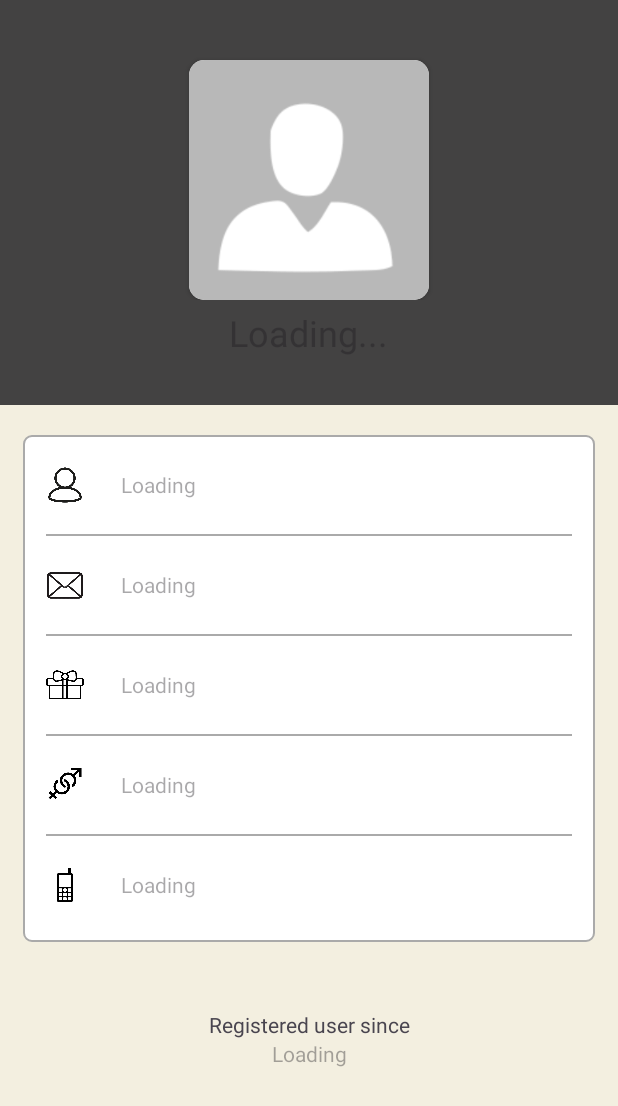
After one commit to Ishatvb/Expense_Tracker, an Android app: the UserProfileActivity screen opened directly, with no data from a screen before it, on a phone screen of 412 x 824 dp. The commit adds this screen. Shown: the top 1106 px of the screen. Run offline under Robolectric (Android 15) with nearby library versions, the phone set to English and light mode, and no system bars; our stand-ins replace Firebase (no records; nobody signed in at launch, a user with empty details on screens opened directly).

Commit message:
user profile

```diff
--- a/app/src/main/AndroidManifest.xml
+++ b/app/src/main/AndroidManifest.xml
@@ -19,12 +19,16 @@
         android:supportsRtl="true"
         android:theme="@style/Theme.Vyay_expense_tracker"
         tools:targetApi="31">
+        <activity
+            android:name=".UserProfileActivity"
+            android:exported="false" />
+
         <receiver
             android:name=".MySmsReceiver"
             android:enabled="true"
             android:exported="true">
             <intent-filter>
-                <action android:name="android.provider.Telephony.SMS_RECEIVED"/>
+                <action android:name="android.provider.Telephony.SMS_RECEIVED" />
             </intent-filter>
         </receiver>
 
--- a/app/src/main/java/com/example/vyay_expense_tracker/LoginActivity.java
+++ b/app/src/main/java/com/example/vyay_expense_tracker/LoginActivity.java
@@ -101,6 +101,9 @@ public class LoginActivity extends AppCompatActivity {
                     if (firebaseUser.isEmailVerified()) {
                         Toast.makeText(LoginActivity.this, "You are logged in now", Toast.LENGTH_SHORT).show();
                         //open user profile
+                        //start the user profile activity
+                        startActivity(new Intent(LoginActivity.this,UserProfileActivity.class));
+                        finish();//close login activity
                     }else{
                         firebaseUser.sendEmailVerification();
                         authProfile.signOut();
@@ -145,7 +148,7 @@ public class LoginActivity extends AppCompatActivity {
         });
         //create the alert dialog
         AlertDialog alertDialog=builder.create();
-        //shoe the alert dialog
+        //show the alert dialog
         alertDialog.show();
     }
     //chech if user is already logged in . In such case , straightaway take the user to the user's profile
@@ -155,8 +158,11 @@ public class LoginActivity extends AppCompatActivity {
         if(authProfile.getCurrentUser()!=null){
             Toast.makeText(LoginActivity.this,"Already Logged In!",Toast.LENGTH_SHORT).show();
             //start the user profile activity
+            startActivity(new Intent(LoginActivity.this,UserProfileActivity.class));
+            finish();//close login activity
         }
         else{
+            Toast.makeText(LoginActivity.this,"You can login now!",Toast.LENGTH_SHORT).show();
 
         }
     }
--- a/app/src/main/java/com/example/vyay_expense_tracker/ReadWriteUserDetails.java
+++ b/app/src/main/java/com/example/vyay_expense_tracker/ReadWriteUserDetails.java
@@ -2,6 +2,10 @@ package com.example.vyay_expense_tracker;
 
 public class ReadWriteUserDetails {
     public String doB,gender, mobile;
+    //constructor
+    public ReadWriteUserDetails(){
+
+    };
     public ReadWriteUserDetails(String textDoB,String textGender,String textMobile){
 
         this.doB=textDoB;
--- a/app/src/main/java/com/example/vyay_expense_tracker/RegisterActivity.java
+++ b/app/src/main/java/com/example/vyay_expense_tracker/RegisterActivity.java
@@ -203,11 +203,11 @@ public class RegisterActivity extends AppCompatActivity {
                                         firebaseUser.sendEmailVerification();
                                         Toast.makeText(RegisterActivity.this,"User registered successfully. Please verify your email",Toast.LENGTH_LONG).show();
 
-//                                        //open user profile after successful registration
-//                                        Intent intent=new Intent(RegisterActivity.this,UserProfileActivity.class);
-//                                        //to prevent user from returning back to register activity on pressing back button after registration
-//                                        intent.setFlags(Intent.FLAG_ACTIVITY_CLEAR_TOP | Intent.FLAG_ACTIVITY_CLEAR_TASK | Intent.FLAG_ACTIVITY_NEW_TASK);
-//                                        startActivity(intent);
+                                        //open user profile after successful registration
+                                        Intent intent=new Intent(RegisterActivity.this,UserProfileActivity.class);
+                                        //to prevent user from returning back to register activity on pressing back button after registration
+                                        intent.setFlags(Intent.FLAG_ACTIVITY_CLEAR_TOP | Intent.FLAG_ACTIVITY_CLEAR_TASK | Intent.FLAG_ACTIVITY_NEW_TASK);
+                                        startActivity(intent);
                                         finish();//to close register activity
                                     }else{
                                         Toast.makeText(RegisterActivity.this,"User registered failed. Please try again",Toast.LENGTH_LONG).show();
--- /dev/null
+++ b/app/src/main/java/com/example/vyay_expense_tracker/UserProfileActivity.java
@@ -0,0 +1,140 @@
+package com.example.vyay_expense_tracker;
+
+import androidx.annotation.NonNull;
+import androidx.appcompat.app.AlertDialog;
+import androidx.appcompat.app.AppCompatActivity;
+
+import android.content.DialogInterface;
+import android.content.Intent;
+import android.os.Bundle;
+import android.view.Menu;
+import android.view.MenuItem;
+import android.view.View;
+import android.widget.ImageView;
+import android.widget.ProgressBar;
+import android.widget.TextView;
+import android.widget.Toast;
+
+import com.google.firebase.auth.FirebaseAuth;
+import com.google.firebase.auth.FirebaseUser;
+import com.google.firebase.database.DataSnapshot;
+import com.google.firebase.database.DatabaseError;
+import com.google.firebase.database.DatabaseReference;
+import com.google.firebase.database.FirebaseDatabase;
+import com.google.firebase.database.ValueEventListener;
+
+public class UserProfileActivity extends AppCompatActivity {
+    private TextView textViewWelcome , textViewFullName ,textViewEmail,textViewDob,textViewGender,textViewMobile;
+    private ProgressBar progressBar;
+    private String fullName,email,doB,gender,mobile;
+    private ImageView imageView;
+    private FirebaseAuth authProfile;
+
+
+    @Override
+    protected void onCreate(Bundle savedInstanceState) {
+        super.onCreate(savedInstanceState);
+        setContentView(R.layout.activity_user_profile);
+        //getSupportActionBar().setTitle("Profile");
+        textViewWelcome =findViewById(R.id.textView_show_welcome);
+        textViewFullName=findViewById(R.id.textView_show_full_name);
+        textViewEmail=findViewById(R.id.textView_show_email);
+        textViewDob=findViewById(R.id.textView_show_dob);
+        textViewGender=findViewById(R.id.textView_show_gender);
+        textViewMobile=findViewById(R.id.textView_show_mobile);
+        progressBar=findViewById(R.id.progress_bar);
+        authProfile=FirebaseAuth.getInstance();
+        FirebaseUser firebaseUser=authProfile.getCurrentUser();
+
+        if(firebaseUser==null){
+            Toast.makeText(UserProfileActivity.this, "Something went wrong! User's details are not available at the moment ", Toast.LENGTH_LONG).show();
+        }else{
+            checkIfEmailVerified(firebaseUser);
+
+            progressBar.setVisibility(View.VISIBLE);
+            showUserProfile(firebaseUser);
+        }
+    }
+
+    //Users coming to UserProfileActivity after successful registration
+    private void checkIfEmailVerified(FirebaseUser firebaseUser) {
+        if(!firebaseUser.isEmailVerified()){
+            showAlertDialog();
+        }
+    }
+
+    private void showAlertDialog() {
+        //setup the alert builder
+        AlertDialog.Builder builder=new AlertDialog.Builder(UserProfileActivity.this);
+        builder.setTitle("Email not verified");
+        builder.setMessage("Please verify your email now. You can not login without email verification next time.");
+
+        //open email apps if user clicks/taps continue button
+        builder.setPositiveButton("Continue", new DialogInterface.OnClickListener() {
+            @Override
+            public void onClick(DialogInterface dialog, int which) {
+                Intent intent=new Intent(Intent.ACTION_MAIN);
+                intent.addCategory(intent.CATEGORY_APP_EMAIL);
+                intent.addFlags(Intent.FLAG_ACTIVITY_NEW_TASK);//TO email app in new window and not within our app
+                startActivity(intent);
+            }
+        });
+        //create the alert dialog
+        AlertDialog alertDialog=builder.create();
+        //show the alert dialog
+        alertDialog.show();
+    }
+
+    private void showUserProfile(FirebaseUser firebaseUser) {
+        String userID=firebaseUser.getUid();
+        //extracting user reference from database for " registered users"
+        DatabaseReference referenceProfile = FirebaseDatabase.getInstance().getReference("Registered Users");
+        referenceProfile.child(userID).addListenerForSingleValueEvent(new ValueEventListener() {
+            @Override
+            public void onDataChange(@NonNull DataSnapshot snapshot) {
+                ReadWriteUserDetails readUserDetails = snapshot.getValue(ReadWriteUserDetails.class);
+                if(readUserDetails!=null){
+                    fullName=firebaseUser.getDisplayName();
+                    email=firebaseUser.getEmail();
+                    doB=readUserDetails.doB;
+                    gender=readUserDetails.gender;
+                    mobile=readUserDetails.mobile;
+
+                    textViewWelcome.setText("Welcome," + fullName + "!");
+                    textViewFullName.setText(fullName);
+                    textViewEmail.setText(email);
+                    textViewDob.setText(doB);
+                    textViewGender.setText(gender);
+                    textViewMobile.setText(mobile);
+                }
+                progressBar.setVisibility(View.GONE);
+            }
+
+            @Override
+            public void onCancelled(@NonNull DatabaseError error) {
+                Toast.makeText(UserProfileActivity.this, "Something went wrong!", Toast.LENGTH_LONG).show();
+                progressBar.setVisibility(View.GONE);
+
+            }
+        });
+    }
+
+    //creating action bar menu
+
+    @Override
+    public boolean onCreateOptionsMenu(Menu menu) {
+        //Inflate menu items
+        getMenuInflater().inflate(R.menu.common_menu,menu);
+        return super.onCreateOptionsMenu(menu);
+    }
+//when any menu itm is selected
+    @Override
+    public boolean onOptionsItemSelected(@NonNull MenuItem item) {
+        int id =item.getItemId();
+
+        if(id==R.id.menu_refresh){
+
+        }
+        return super.onOptionsItemSelected(item);
+    }
+}
--- /dev/null
+++ b/app/src/main/res/layout/activity_user_profile.xml
@@ -0,0 +1,268 @@
+<?xml version="1.0" encoding="utf-8"?>
+
+<ScrollView xmlns:android="http://schemas.android.com/apk/res/android"
+    xmlns:app="http://schemas.android.com/apk/res-auto"
+    xmlns:tools="http://schemas.android.com/tools"
+    android:layout_width="match_parent"
+    android:layout_height="match_parent"
+    android:orientation="vertical"
+    tools:context=".UserProfileActivity"
+    android:background="@color/p1">
+
+        <LinearLayout
+            android:layout_width="match_parent"
+            android:layout_height="wrap_content"
+            android:orientation="vertical">
+
+            <RelativeLayout
+                android:id="@+id/layout_head"
+                android:layout_width="match_parent"
+                android:layout_height="270dp"
+                android:background="@color/p2">
+
+                <RelativeLayout
+                    android:layout_width="match_parent"
+                    android:layout_height="wrap_content"
+                    android:id="@+id/RL_imageView">
+
+                    <androidx.cardview.widget.CardView
+                        android:layout_width="wrap_content"
+                        android:layout_height="wrap_content"
+                        android:layout_centerHorizontal="true"
+                        android:layout_marginTop="40dp"
+                        android:elevation="5dp"
+                        app:cardCornerRadius="10dp">
+
+                        <ImageView
+                            android:id="@+id/imageView_profile_dp"
+                            android:layout_width="160dp"
+                            android:layout_height="160dp"
+                            android:contentDescription="User display picture"
+                            android:background="@drawable/no_profile_pic"
+                            android:scaleType="centerCrop" />
+                    </androidx.cardview.widget.CardView>
+                    <ProgressBar
+                        android:id="@+id/progress_bar_profile_pic"
+                        style="?android:attr/progressBarStyleSmall"
+                        android:layout_width="wrap_content"
+                        android:layout_height="wrap_content"
+                        android:layout_marginTop="110dp"
+                        android:layout_centerHorizontal="true"
+                        android:elevation="10dp"
+                        android:visibility="gone" />
+                </RelativeLayout>
+
+                <TextView
+                    android:id="@+id/textView_show_welcome"
+                    android:layout_width="wrap_content"
+                    android:layout_height="wrap_content"
+                    android:layout_below="@id/RL_imageView"
+                    android:layout_centerHorizontal="true"
+                    android:layout_marginTop="5dp"
+                    android:layout_marginBottom="30dp"
+                    android:hint="Loading..."
+                    android:textAlignment="center"
+                    android:textAppearance="@style/TextAppearance.AppCompat.Headline"
+                    android:textColor="@color/white" />
+            </RelativeLayout>
+
+            <RelativeLayout
+                android:layout_width="match_parent"
+                android:layout_height="wrap_content"
+                android:padding="15dp"
+                android:layout_marginTop="20dp"
+                android:layout_marginLeft="15dp"
+                android:layout_marginRight="15dp"
+                android:layout_marginBottom="15dp"
+                android:background="@drawable/border">
+
+                <RelativeLayout
+                    android:layout_width="match_parent"
+                    android:layout_height="wrap_content"
+                    android:layout_marginTop="5dp"
+                    android:layout_marginBottom="20dp"
+                    android:id="@+id/RL_name">
+
+                    <ImageView
+                        android:layout_width="25dp"
+                        android:layout_height="25dp"
+                        android:layout_centerVertical="true"
+                        android:id="@+id/ic_profile"
+                        android:contentDescription="Name"
+                        android:background="@drawable/ic_profile"/>
+
+                    <TextView
+                        android:id="@+id/textView_show_full_name"
+                        android:layout_width="wrap_content"
+                        android:layout_height="wrap_content"
+                        android:layout_centerVertical="true"
+                        android:layout_alignStart="@id/ic_profile"
+                        android:layout_marginStart="50dp"
+                        android:hint="Loading" />
+                </RelativeLayout>
+
+                <View
+                    android:id="@+id/divider_name"
+                    android:layout_width="match_parent"
+                    android:layout_height="1dp"
+                    android:layout_below="@id/RL_name"
+                    android:background="@android:color/darker_gray"/>
+
+                <RelativeLayout
+                    android:layout_width="match_parent"
+                    android:layout_height="wrap_content"
+                    android:id="@+id/RL_email"
+                    android:layout_marginTop="10dp"
+                    android:layout_marginBottom="10dp"
+                    android:layout_below="@id/divider_name">
+
+                    <ImageView
+                        android:layout_width="25dp"
+                        android:layout_height="25dp"
+                        android:layout_marginTop="20dp"
+                        android:id="@+id/ic_email"
+                        android:contentDescription="Email"
+                        android:layout_centerVertical="true"
+                        android:background="@drawable/ic_email"/>
+
+                    <TextView
+                        android:id="@+id/textView_show_email"
+                        android:layout_width="wrap_content"
+                        android:layout_height="wrap_content"
+                        android:layout_alignStart="@id/ic_email"
+                        android:layout_marginStart="50dp"
+                        android:layout_centerVertical="true"
+                        android:layout_marginTop="20dp"
+                        android:hint="Loading" />
+                </RelativeLayout>
+
+                <View
+                    android:id="@+id/divider_email"
+                    android:layout_width="match_parent"
+                    android:layout_height="1dp"
+                    android:layout_below="@id/RL_email"
+                    android:background="@android:color/darker_gray"/>
+
+                <RelativeLayout
+                    android:layout_width="match_parent"
+                    android:layout_height="wrap_content"
+                    android:id="@+id/RL_dob"
+                    android:layout_marginTop="10dp"
+                    android:layout_marginBottom="10dp"
+                    android:layout_below="@id/divider_email">
+
+                    <ImageView
+                        android:layout_width="25dp"
+                        android:layout_height="25dp"
+                        android:layout_marginTop="20dp"
+                        android:layout_centerVertical="true"
+                        android:id="@+id/ic_dob"
+                        android:contentDescription="DoB"
+                        android:background="@drawable/ic_birthday"/>
+
+                    <TextView
+                        android:id="@+id/textView_show_dob"
+                        android:layout_width="wrap_content"
+                        android:layout_height="wrap_content"
+                        android:layout_alignStart="@id/ic_dob"
+                        android:layout_centerVertical="true"
+                        android:layout_marginStart="50dp"
+                        android:layout_marginTop="20dp"
+                        android:hint="Loading" />
+                </RelativeLayout>
+
+                <View
+                    android:id="@+id/divider_dob"
+                    android:layout_width="match_parent"
+                    android:layout_height="1dp"
+                    android:layout_below="@id/RL_dob"
+                    android:background="@android:color/darker_gray"/>
+
+                <RelativeLayout
+                    android:layout_width="match_parent"
+                    android:layout_height="wrap_content"
+                    android:id="@+id/RL_gender"
+                    android:layout_marginTop="10dp"
+                    android:layout_marginBottom="10dp"
+                    android:layout_below="@id/divider_dob">
+
+                    <ImageView
+                        android:layout_width="25dp"
+                        android:layout_height="25dp"
+                        android:id="@+id/ic_gender"
+                        android:contentDescription="Gender"
+                        android:layout_centerVertical="true"
+                        android:layout_marginTop="20dp"
+                        android:background="@drawable/ic_gender"/>
+
+                    <TextView
+                        android:id="@+id/textView_show_gender"
+                        android:layout_width="wrap_content"
+                        android:layout_height="wrap_content"
+                        android:layout_alignStart="@id/ic_gender"
+                        android:layout_centerVertical="true"
+                        android:layout_marginStart="50dp"
+                        android:layout_marginTop="20dp"
+                        android:hint="Loading" />
+                </RelativeLayout>
+
+                <View
+                    android:id="@+id/divider_gender"
+                    android:layout_width="match_parent"
+                    android:layout_height="1dp"
+                    android:layout_below="@id/RL_gender"
+                    android:background="@android:color/darker_gray"/>
+
+                <RelativeLayout
+                    android:layout_width="match_parent"
+                    android:layout_height="wrap_content"
+                    android:id="@+id/RL_mobile"
+                    android:layout_marginTop="10dp"
+                    android:layout_below="@id/divider_gender">
+
+                    <ImageView
+                        android:layout_width="25dp"
+                        android:layout_height="25dp"
+                        android:layout_centerVertical="true"
+                        android:layout_marginTop="20dp"
+                        android:id="@+id/ic_mobile"
+                        android:contentDescription="Mobile"
+                        android:background="@drawable/ic_mobile"/>
+
+                    <TextView
+                        android:id="@+id/textView_show_mobile"
+                        android:layout_width="wrap_content"
+                        android:layout_height="wrap_content"
+                        android:layout_centerVertical="true"
+                        android:layout_alignStart="@id/ic_mobile"
+                        android:layout_marginStart="50dp"
+                        android:layout_marginTop="20dp"
+                        android:hint="Loading" />
+                </RelativeLayout>
+
+                <ProgressBar
+                    android:id="@+id/progress_bar"
+                    style="?android:attr/progressBarStyleLarge"
+                    android:layout_width="wrap_content"
+                    android:layout_height="wrap_content"
+                    android:layout_centerInParent="true"
+                    android:layout_centerHorizontal="true"
+                    android:elevation="10dp"
+                    android:visibility="gone" />
+            </RelativeLayout>
+
+            <TextView
+                android:layout_width="match_parent"
+                android:layout_height="wrap_content"
+                android:textAlignment="center"
+                android:layout_marginTop="30dp"
+                android:text="Registered user since"/>
+            <TextView
+                android:layout_width="match_parent"
+                android:layout_height="wrap_content"
+                android:textAlignment="center"
+                android:hint="Loading"
+                android:id="@+id/textView_show_register_date"/>
+
+        </LinearLayout>
+</ScrollView>
--- /dev/null
+++ b/app/src/main/res/menu/common_menu.xml
@@ -0,0 +1,32 @@
+<?xml version="1.0" encoding="utf-8"?>
+<menu xmlns:app="http://schemas.android.com/apk/res-auto"
+    xmlns:android="http://schemas.android.com/apk/res/android">
+
+    <item android:title="Refresh"
+
+        android:icon="@drawable/ic_refresh_white"
+        android:alphabeticShortcut="r"
+        android:orderInCategory="1"
+        app:showAsAction="ifRoom"/>
+
+    <item android:title="Update profile"
+        android:id="@+id/menu_update_profile"/>
+
+    <item android:title="Update email"
+        android:id="@+id/menu_update_email"/>
+
+    <item android:title="Settings"
+        android:id="@+id/menu_settings"/>
+
+    <item android:title="Change password"
+        android:id="@+id/menu_change_password"/>
+
+    <item android:title="Delete profile"
+        android:id="@+id/menu_delete_profile"/>
+
+    <item android:title="Logout"
+        android:id="@+id/menu_logout"/>
+
+
+
+</menu>
```
